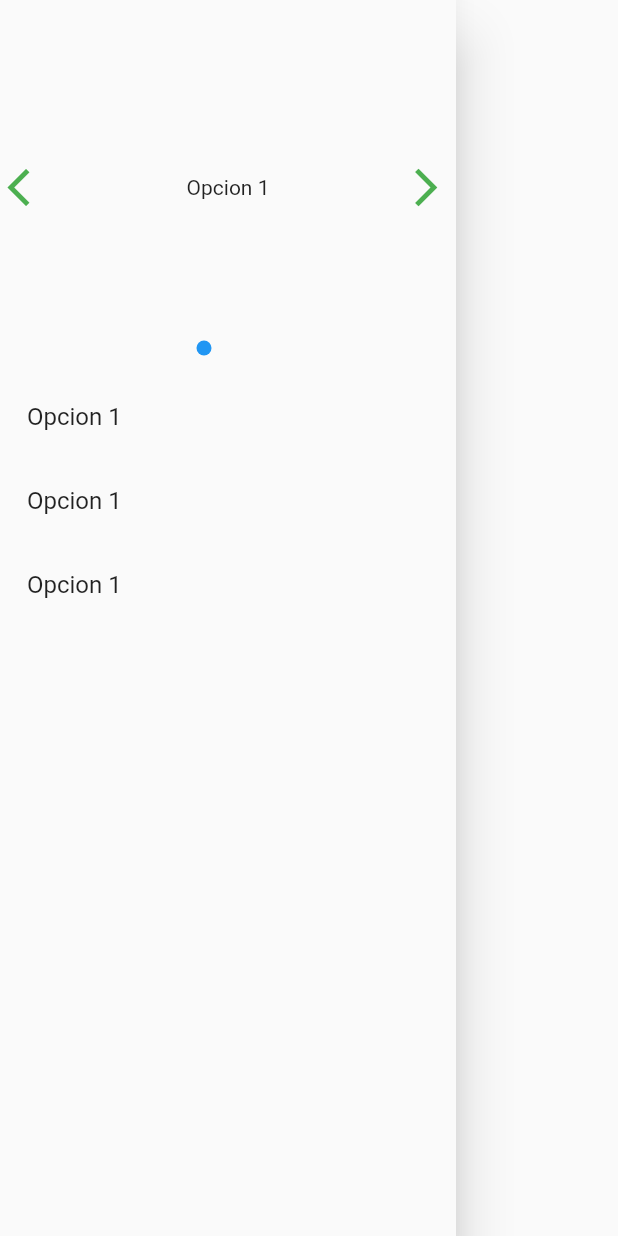
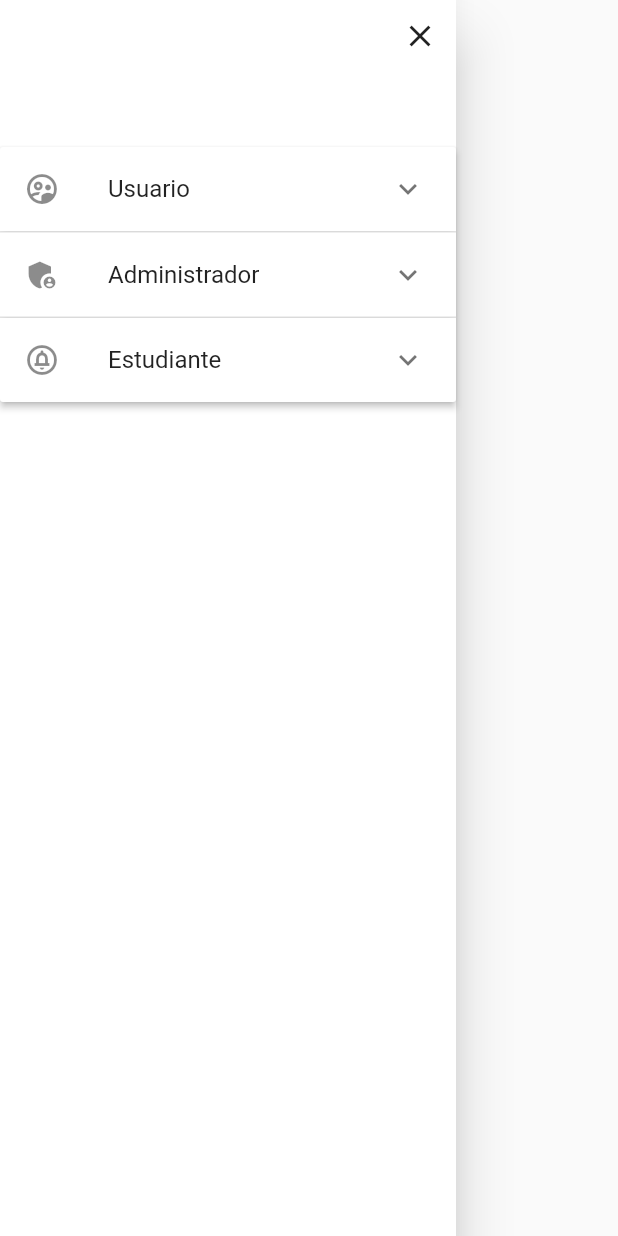
Before and after one commit to oscarjtd/sigma, a Flutter app: the NavBar widget shown alone on an empty page, opened directly, on a phone screen of 412 x 824 dp. Run offline on Flutter 3.47's test engine with Material 2 defaults, Android fonts, the phone set to English and light mode, and no system bars.

Commit message:
cambios main page

```diff
--- a/lib/Screens/login.dart
+++ b/lib/Screens/login.dart
@@ -39,7 +39,7 @@ class _LoginState extends State<Login> {
                           children: [
                             Icon(
                               Icons.login_sharp,
-                              size: MyApp.size,
+                              size: 100,
                             ),
                             SizedBox(
                               height: 60,
--- a/lib/Widgets/NavBar.dart
+++ b/lib/Widgets/NavBar.dart
@@ -1,9 +1,10 @@
 import 'package:flutter/material.dart';
-import 'package:flutter_swiper_view/flutter_swiper_view.dart';
-import 'package:pasantia/Screens/Home.dart';
+import 'package:pasantia/Screens/home.dart';
+import 'package:pasantia/responsive.dart';
 
 class NavBar extends StatefulWidget {
   const NavBar({super.key});
+  static List<bool> _isOpen = [false, false, false];
 
   @override
   State<NavBar> createState() => _NavBarState();
@@ -15,74 +16,151 @@ class _NavBarState extends State<NavBar> {
   @override
   Widget build(BuildContext context) {
     return Drawer(
+        backgroundColor: Colors.white,
         child: Column(
           children: [
-        Container(
-          width: double.infinity,
-          height: 250.0,
-          child: Swiper(
-            itemBuilder: (context, index) {
-              return Center(
-                child: Text("Opcion ${index + 1}"),
-              );
-            },
-            itemCount: 3,
-            pagination: const SwiperPagination(),
-            control: const SwiperControl(color: Colors.green),
-            onIndexChanged: (value) {
-              setState(() {
-                optionsIndex = value;
-              });
-            },
+            Row(
+              mainAxisAlignment: MainAxisAlignment.end,
+              children: [
+                if (Responsive.isMobile(context)) const CloseButton(),
+              ],
             ),
+            const SizedBox(
+              height: 50,
             ),
-        _navBarOption(optionsIndex)
+            _buildEPList(),
           ],
         ));
   }
-}
 
-Widget _Swiper() {
-  return Container(
-    width: double.infinity,
-    height: 250.0,
-    child: Swiper(
-      itemBuilder: (context, index) {
-        return Center(
-          child: Text("Opcion ${index + 1}"),
+  ExpansionPanelList _buildEPList() {
+    return ExpansionPanelList(
+      children: [
+        ExpansionPanel(
+          backgroundColor: Colors.white,
+          headerBuilder: (context, isOpen) {
+            return const ListTile(
+              title: Text(
+                "Usuario",
+              ),
+              leading: Icon(Icons.supervised_user_circle_outlined),
             );
           },
-      itemCount: 3,
-      pagination: const SwiperPagination(),
-      control: const SwiperControl(color: Colors.green),
-      onIndexChanged: (value) {},
+          isExpanded: NavBar._isOpen[0],
+          body: SizedBox(
+            height: 200,
+            child: Column(
+              children: [
+                Expanded(
+                    child: ListTile(
+                  onTap: () => LTonTap("Usuario", "uno"),
+                  title: const Text("Opcion 1"),
+                )),
+                Expanded(
+                    child: ListTile(
+                  onTap: () => LTonTap("Usuario","dos"),
+                  title: Text("Opcion 2"),
+                )),
+                Expanded(
+                    child: ListTile(
+                  onTap: () => LTonTap("Usuario", "tres"),
+                  title: Text("Opcion 3"),
+                )),
+              ],
             ),
+          ),
+        ),
+        ExpansionPanel(
+          backgroundColor: Colors.white,
+          headerBuilder: (context, isOpen) {
+            return const ListTile(
+              title: Text(
+                "Administrador",
+              ),
+              leading: Icon(Icons.admin_panel_settings),
+            );
+          },
+          isExpanded: NavBar._isOpen[1],
+          body: SizedBox(
+            height: 200,
+            child: Column(
+              children: [
+                Expanded(
+                    child: ListTile(
+                  onTap: () => LTonTap("Admin", "uno"),
+                  title: Text("Opcion 1"),
+                )),
+                Expanded(
+                    child: ListTile(
+                  onTap: () => LTonTap("Admin", "dos"),
+                  title: Text("Opcion 2"),
+                )),
+                Expanded(
+                    child: ListTile(
+                  onTap: () => LTonTap("Admin","tres"),
+                  title: Text("Opcion 3"),
+                )),
+              ],
+            ),
+          ),
+        ),
+        ExpansionPanel(
+          backgroundColor: Colors.white,
+          headerBuilder: (context, isOpen) {
+            return const ListTile(
+              title: Text(
+                "Estudiante",
+              ),
+              leading: Icon(Icons.circle_notifications_outlined),
+            );
+          },
+          isExpanded: NavBar._isOpen[2],
+          body: SizedBox(
+            height: 200,
+            child: Column(
+              children: [
+                Expanded(
+                    child: ListTile(
+                  onTap: () => LTonTap("Estudiante", "uno"),
+                  title: Text("Opcion 1"),
+                )),
+                Expanded(
+                    child: ListTile(
+                  onTap: () => LTonTap("Estudiante", "dos"),
+                  title: Text("Opcion 2"),
+                )),
+                Expanded(
+                    child: ListTile(
+                  onTap: () => LTonTap("Estudiante","tres"),
+                  title: Text("Opcion 3"),
+                )),
+              ],
+            ),
+          ),
+        ),
+      ],
+      expansionCallback: (i, isOpen) {
+        setState(() {
+          NavBar._isOpen[i] = !isOpen;
+        });
+      },
     );
   }
 
-List test = [
-  ["Opcion 1", "Opcion 1", "Opcion 1", "Opcion 1"],
-  ["Opcion 2", "Opcion 2", "Opcion 2", "Opcion 2"],
-  ["Opcion 3", "Opcion 3", "Opcion 3", "Opcion 3"]
-];
-
-Widget _navBarOption(int indexoption) {
-  return SizedBox(
-    height: 300,
-    width: 300,
-    child: ListView.builder(
-      itemCount: test.length,
-      itemBuilder: (context, index) {
-        return ListTile(
-          title: Text(test[indexoption][index]),
-          onTap: () {
-            MainPage.items.clear();
-            MainPage.items.addAll(test[indexoption]);
-            Navigator.pushNamed(context, MainPage.routeName);
-            print(test[indexoption][index]);
-          },
-        );
-      },
+  void LTonTap(String option, String numero) {
+    Navigator.pushReplacement(
+      context,
+      PageRouteBuilder(
+        pageBuilder: (context, animation1, animation2) => const MainPage(),
+        transitionDuration: Duration.zero,
+        reverseTransitionDuration: Duration.zero,
       ),
     );
+    MainPage.items = [
+      "Prueba ${numero} ${option}",
+      "Prueba ${numero} ${option}",
+      "Prueba ${numero} ${option}",
+      "Prueba ${numero} ${option}"
+    ];
   }
+}
--- a/lib/main.dart
+++ b/lib/main.dart
@@ -1,5 +1,5 @@
 import 'package:flutter/material.dart';
-import 'package:pasantia/Screens/Home.dart';
+import 'package:pasantia/Screens/home.dart';
 import 'package:pasantia/Screens/login.dart';
 
 void main() {
--- a/pubspec.yaml
+++ b/pubspec.yaml
@@ -61,8 +61,8 @@ flutter:
   uses-material-design: true
 
   # To add assets to your application, add an assets section, like this:
-  # assets:
-  #   - images/a_dot_burr.jpeg
+  assets:
+    - assets/images/
   #   - images/a_dot_ham.jpeg
 
   # An image asset can refer to one or more resolution-specific "variants", see
```
Also changed, not shown: lib/Screens/Home.dart (+58 -11 lines), lib/responsive.dart (+8 -6 lines), assets/images/Union.png (added), assets/images/background.png (added). Lines whose indentation alone changed are shown as unchanged.
